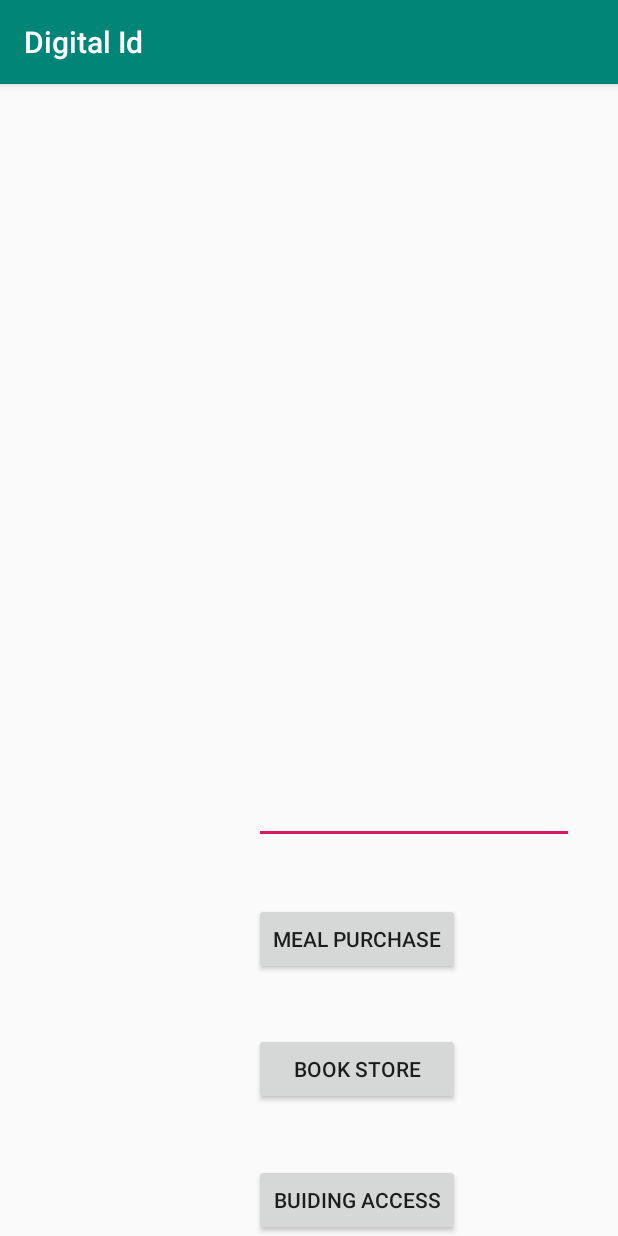
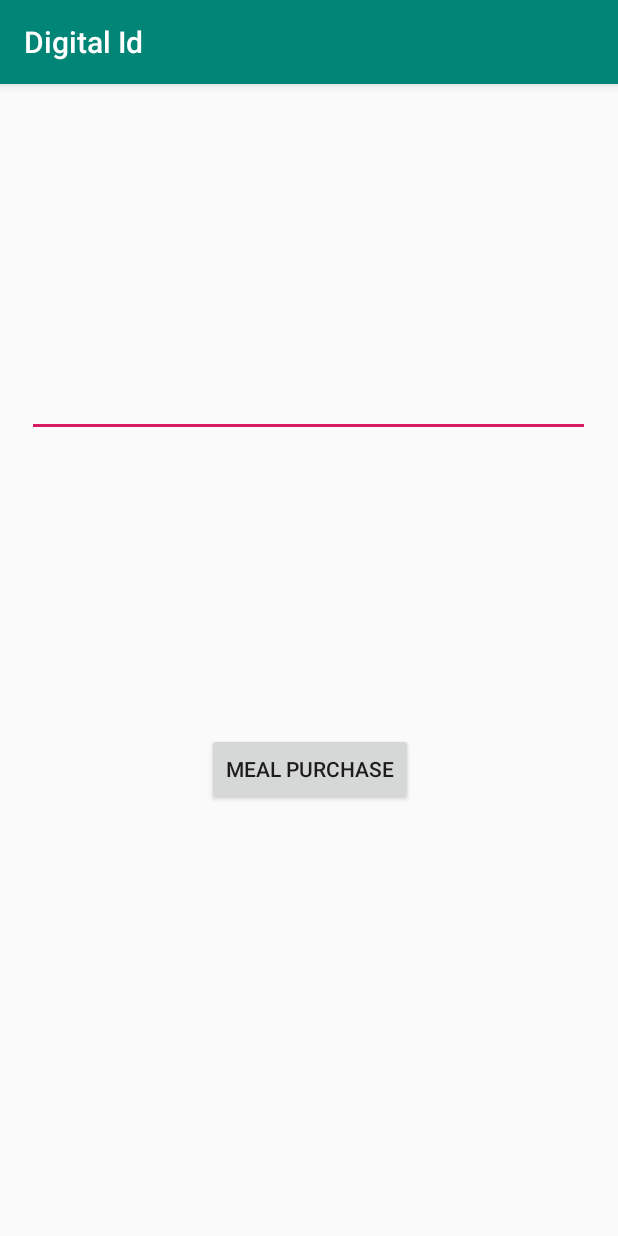
Before and after one commit to Gamecock/BIME_Android, an Android app: the MainActivity screen opened directly, with no data from a screen before it, on a phone screen of 412 x 824 dp. Run offline under Robolectric (Android 15) with nearby library versions, the phone set to English and light mode, and no system bars; our stand-ins replace Volley; libraries missing offline, so code that uses them is left out: com.journeyapps.barcodescanner; network calls fail.

Commit message:
Mike tell me what you think

```diff
--- a/app/src/main/res/layout/activity_main.xml
+++ b/app/src/main/res/layout/activity_main.xml
@@ -7,54 +7,49 @@
     tools:context=".MainActivity">
 
     <ImageView
+        android:id="@+id/qr_view"
         android:layout_width="match_parent"
         android:layout_height="match_parent"
-        android:id="@+id/qr_view"
+        android:contentDescription="Location of QR Code"
         app:layout_constraintBottom_toBottomOf="parent"
+        app:layout_constraintEnd_toEndOf="parent"
+        app:layout_constraintHorizontal_bias="0.0"
+        app:layout_constraintStart_toStartOf="parent"
         app:layout_constraintTop_toTopOf="parent"
-        android:contentDescription="Location of QR Code" />
+        app:layout_constraintVertical_bias="0.0" />
 
     <EditText
         android:id="@+id/editText"
-        android:layout_width="wrap_content"
-        android:layout_height="0dp"
+        android:layout_width="375dp"
+        android:layout_height="469dp"
+        android:layout_marginStart="16dp"
         android:layout_marginTop="16dp"
-        android:layout_marginEnd="29dp"
-        android:layout_marginBottom="213dp"
+        android:layout_marginEnd="16dp"
+        android:layout_marginBottom="32dp"
         android:ems="10"
         android:inputType="textMultiLine"
-        app:layout_constraintBottom_toTopOf="@+id/button4"
+        app:layout_constraintBottom_toTopOf="@+id/qr_view"
         app:layout_constraintEnd_toEndOf="parent"
-        app:layout_constraintTop_toTopOf="parent" />
+        app:layout_constraintHorizontal_bias="0.478"
+        app:layout_constraintStart_toStartOf="parent"
+        app:layout_constraintTop_toTopOf="parent"
+        app:layout_constraintVertical_bias="0.499" />
 
     <Button
         android:id="@+id/button2"
         android:layout_width="137dp"
         android:layout_height="wrap_content"
+        android:layout_marginStart="8dp"
+        android:layout_marginTop="48dp"
+        android:layout_marginEnd="8dp"
+        android:layout_marginBottom="8dp"
         android:text="Meal Purchase"
-        app:layout_constraintBottom_toTopOf="@+id/button3"
-        app:layout_constraintStart_toStartOf="@+id/editText"
-        app:layout_constraintTop_toBottomOf="@+id/editText" />
-
-    <Button
-        android:id="@+id/button3"
-        android:layout_width="0dp"
-        android:layout_height="wrap_content"
-        android:text="Book Store"
-        app:layout_constraintBottom_toTopOf="@+id/button4"
-        app:layout_constraintEnd_toEndOf="@+id/button4"
-        app:layout_constraintStart_toStartOf="@+id/button2"
-        app:layout_constraintTop_toBottomOf="@+id/button2" />
-
-    <Button
-        android:id="@+id/button4"
-        android:layout_width="0dp"
-        android:layout_height="wrap_content"
-        android:text="Buiding Access"
         app:layout_constraintBottom_toBottomOf="parent"
-        app:layout_constraintEnd_toEndOf="@+id/button2"
-        app:layout_constraintStart_toStartOf="@+id/button2"
-        app:layout_constraintTop_toBottomOf="@+id/editText" />
+        app:layout_constraintEnd_toEndOf="parent"
+        app:layout_constraintHorizontal_bias="0.502"
+        app:layout_constraintStart_toStartOf="parent"
+        app:layout_constraintTop_toBottomOf="@+id/editText"
+        app:layout_constraintVertical_bias="0.35" />
 
 
 </android.support.constraint.ConstraintLayout>
```
